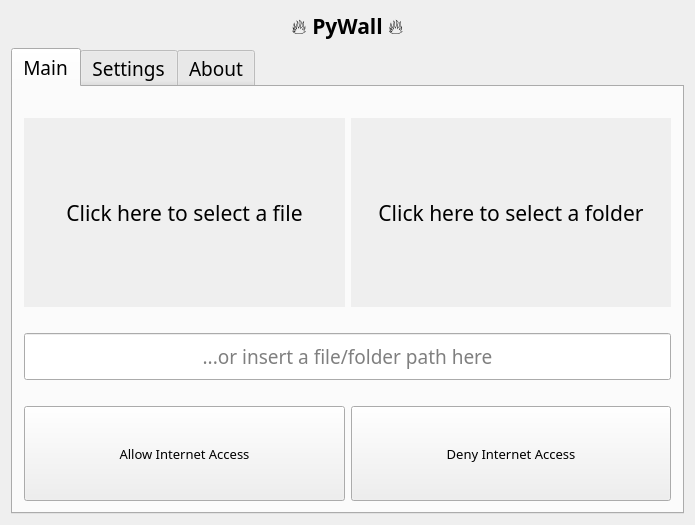
First picture: the form in src/ui/configGui.ui, repository p-yukusai/PyWall, before the edit.
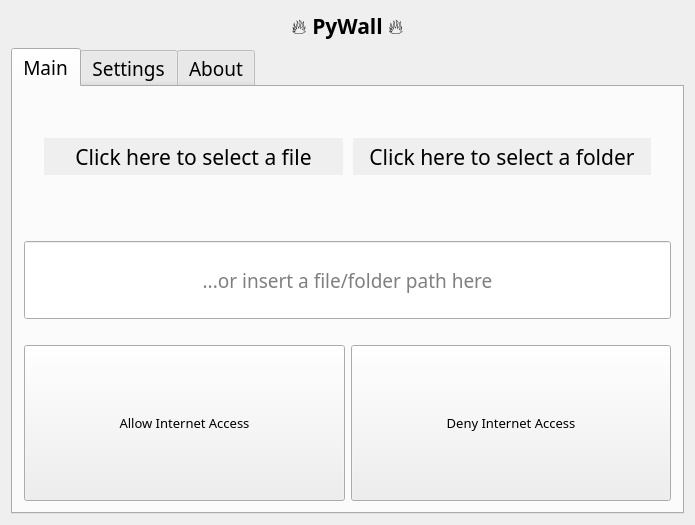
Second picture: the form after the edit. The open tabs and pages were chosen to show the change. Icons and pictures are not drawn.

Patch:
```diff
--- a/src/ui/configGui.ui
+++ b/src/ui/configGui.ui
@@ -43,26 +43,74 @@
         <string>Main</string>
        </attribute>
        <layout class="QGridLayout" name="gridLayout_3">
-        <item row="5" column="0">
-         <widget class="QPushButton" name="allowAccess">
+        <item row="5" column="0" colspan="2">
+         <spacer name="horizontalSpacer_6">
+          <property name="orientation">
+           <enum>Qt::Horizontal</enum>
+          </property>
+          <property name="sizeHint" stdset="0">
+           <size>
+            <width>40</width>
+            <height>20</height>
+           </size>
+          </property>
+         </spacer>
+        </item>
+        <item row="1" column="0" rowspan="2" colspan="2">
+         <layout class="QGridLayout" name="gridLayout_12">
+          <property name="leftMargin">
+           <number>20</number>
+          </property>
+          <property name="topMargin">
+           <number>20</number>
+          </property>
+          <property name="rightMargin">
+           <number>20</number>
+          </property>
+          <property name="bottomMargin">
+           <number>20</number>
+          </property>
+          <property name="spacing">
+           <number>10</number>
+          </property>
+          <item row="0" column="0">
+           <widget class="QToolButton" name="fileSelect">
           <property name="sizePolicy">
            <sizepolicy hsizetype="Expanding" vsizetype="Expanding">
             <horstretch>0</horstretch>
-            <verstretch>2</verstretch>
+              <verstretch>0</verstretch>
            </sizepolicy>
           </property>
           <property name="font">
            <font>
             <family>Montserrat</family>
-            <pointsize>10</pointsize>
-           </font>
-          </property>
+              <pointsize>16</pointsize>
+             </font>
+            </property>
+            <property name="cursor">
+             <cursorShape>PointingHandCursor</cursorShape>
+            </property>
+            <property name="acceptDrops">
+             <bool>true</bool>
+            </property>
+            <property name="layoutDirection">
+             <enum>Qt::LeftToRight</enum>
+            </property>
+            <property name="autoFillBackground">
+             <bool>true</bool>
+            </property>
           <property name="text">
-           <string>Allow Internet Access</string>
+             <string>Click here to select a file</string>
+            </property>
+            <property name="toolButtonStyle">
+             <enum>Qt::ToolButtonTextUnderIcon</enum>
+            </property>
+            <property name="autoRaise">
+             <bool>true</bool>
           </property>
          </widget>
         </item>
-        <item row="1" column="1">
+          <item row="0" column="1">
          <widget class="QToolButton" name="folderSelect">
           <property name="sizePolicy">
            <sizepolicy hsizetype="Expanding" vsizetype="Expanding">
@@ -102,70 +150,28 @@
           </property>
          </widget>
         </item>
-        <item row="1" column="0">
-         <widget class="QToolButton" name="fileSelect">
+         </layout>
+        </item>
+        <item row="8" column="0">
+         <widget class="QPushButton" name="allowAccess">
           <property name="sizePolicy">
            <sizepolicy hsizetype="Expanding" vsizetype="Expanding">
             <horstretch>0</horstretch>
-            <verstretch>0</verstretch>
+            <verstretch>2</verstretch>
            </sizepolicy>
           </property>
           <property name="font">
            <font>
             <family>Montserrat</family>
-            <pointsize>16</pointsize>
+            <pointsize>10</pointsize>
            </font>
           </property>
-          <property name="cursor">
-           <cursorShape>PointingHandCursor</cursorShape>
-          </property>
-          <property name="acceptDrops">
-           <bool>true</bool>
-          </property>
-          <property name="layoutDirection">
-           <enum>Qt::LeftToRight</enum>
-          </property>
-          <property name="autoFillBackground">
-           <bool>true</bool>
-          </property>
           <property name="text">
-           <string>Click here to select a file</string>
-          </property>
-          <property name="toolButtonStyle">
-           <enum>Qt::ToolButtonTextUnderIcon</enum>
-          </property>
-          <property name="autoRaise">
-           <bool>true</bool>
+           <string>Allow Internet Access</string>
           </property>
          </widget>
         </item>
-        <item row="2" column="0" colspan="2">
-         <spacer name="horizontalSpacer_3">
-          <property name="orientation">
-           <enum>Qt::Horizontal</enum>
-          </property>
-          <property name="sizeHint" stdset="0">
-           <size>
-            <width>40</width>
-            <height>20</height>
-           </size>
-          </property>
-         </spacer>
-        </item>
-        <item row="0" column="0" colspan="2">
-         <spacer name="horizontalSpacer_7">
-          <property name="orientation">
-           <enum>Qt::Horizontal</enum>
-          </property>
-          <property name="sizeHint" stdset="0">
-           <size>
-            <width>40</width>
-            <height>20</height>
-           </size>
-          </property>
-         </spacer>
-        </item>
-        <item row="4" column="0" colspan="2">
+        <item row="7" column="0" colspan="2">
          <spacer name="horizontalSpacer_5">
           <property name="orientation">
            <enum>Qt::Horizontal</enum>
@@ -178,10 +184,10 @@
           </property>
          </spacer>
         </item>
-        <item row="3" column="0" colspan="2">
+        <item row="6" column="0" colspan="2">
          <widget class="QLineEdit" name="pathLineEdit">
           <property name="sizePolicy">
-           <sizepolicy hsizetype="Expanding" vsizetype="Expanding">
+           <sizepolicy hsizetype="Preferred" vsizetype="Preferred">
             <horstretch>0</horstretch>
             <verstretch>1</verstretch>
            </sizepolicy>
@@ -203,7 +209,33 @@
           </property>
          </widget>
         </item>
-        <item row="5" column="1">
+        <item row="3" column="0" colspan="2">
+         <spacer name="horizontalSpacer_3">
+          <property name="orientation">
+           <enum>Qt::Horizontal</enum>
+          </property>
+          <property name="sizeHint" stdset="0">
+           <size>
+            <width>40</width>
+            <height>20</height>
+           </size>
+          </property>
+         </spacer>
+        </item>
+        <item row="0" column="0" colspan="2">
+         <spacer name="horizontalSpacer_7">
+          <property name="orientation">
+           <enum>Qt::Horizontal</enum>
+          </property>
+          <property name="sizeHint" stdset="0">
+           <size>
+            <width>40</width>
+            <height>20</height>
+           </size>
+          </property>
+         </spacer>
+        </item>
+        <item row="8" column="1">
          <widget class="QPushButton" name="denyAccess">
           <property name="sizePolicy">
            <sizepolicy hsizetype="Expanding" vsizetype="Expanding">
```
Left out of the diff: 16 changed lines with no effect on the pictures. Lines whose indentation alone changed are shown as unchanged.
